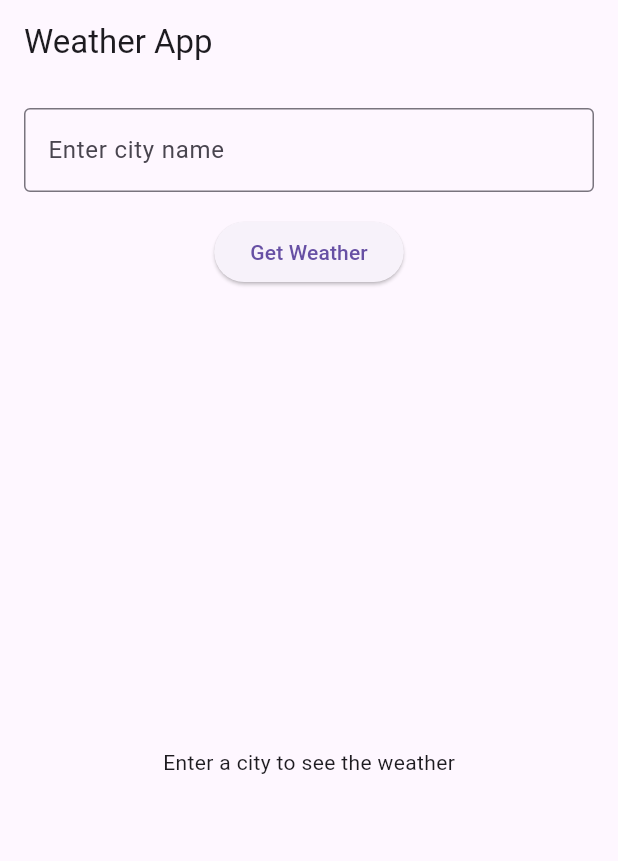
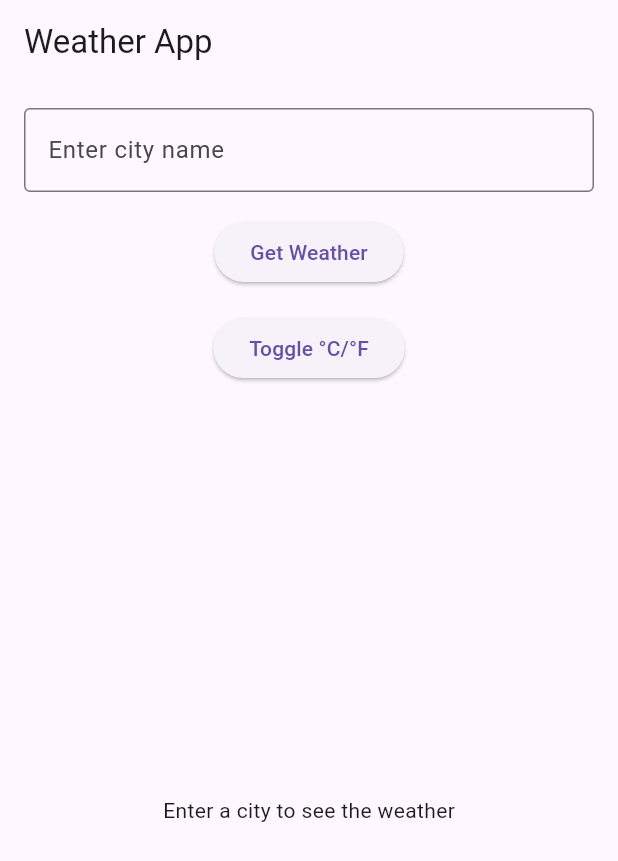
Before and after one commit to FaiqueMZM/weather-app, a Flutter app: the screen it shows after launch, on a phone screen of 412 x 824 dp. Shown: the top 861 px of the screen. Run offline on Flutter 3.47's test engine with Material 3 defaults, Android fonts, the phone set to English and light mode, and no system bars; our stand-ins replace equatable, flutter_bloc, flutter_dotenv.

Commit message:
added faorecast and toggle temperature

```diff
--- a/lib/bloc/weather_event.dart
+++ b/lib/bloc/weather_event.dart
@@ -24,3 +24,19 @@ class FetchCitySuggestions extends WeatherEvent {
   @override
   List<Object> get props => [query];
 }
+
+class ToggleTemperatureUnit extends WeatherEvent {
+  const ToggleTemperatureUnit();
+
+  @override
+  List<Object> get props => [];
+}
+
+class FetchWeatherAndForecast extends WeatherEvent {
+  final String city;
+
+  const FetchWeatherAndForecast(this.city);
+
+  @override
+  List<Object> get props => [city];
+}
--- a/lib/bloc/weather_state.dart
+++ b/lib/bloc/weather_state.dart
@@ -2,40 +2,53 @@ import 'package:equatable/equatable.dart';
 import 'package:weather_app/models/city_suggestions.dart';
 import 'package:weather_app/models/weather.dart';
 
+enum TemperatureUnit { celsius, fahrenheit }
+
 abstract class WeatherState extends Equatable {
-  const WeatherState();
+  final TemperatureUnit unit;
+  const WeatherState({this.unit = TemperatureUnit.celsius});
 
   @override
-  List<Object> get props => [];
+  List<Object> get props => [unit];
 }
 
-class WeatherInitial extends WeatherState {}
+class WeatherInitial extends WeatherState {
+  const WeatherInitial({super.unit});
+}
 
-class WeatherLoading extends WeatherState {}
+class WeatherLoading extends WeatherState {
+  const WeatherLoading({super.unit});
+}
 
 class WeatherLoaded extends WeatherState {
   final Weather weather;
-
-  const WeatherLoaded(this.weather);
+  const WeatherLoaded(this.weather, {super.unit});
 
   @override
-  List<Object> get props => [weather];
+  List<Object> get props => [weather, unit];
+}
+
+class WeatherForecastLoaded extends WeatherState {
+  final Weather currentWeather;
+  final List<Weather> forecast;
+  const WeatherForecastLoaded(this.currentWeather, this.forecast, {super.unit});
+
+  @override
+  List<Object> get props => [currentWeather, forecast, unit];
 }
 
 class WeatherError extends WeatherState {
   final String message;
-
-  const WeatherError(this.message);
+  const WeatherError(this.message, {super.unit});
 
   @override
-  List<Object> get props => [message];
+  List<Object> get props => [message, unit];
 }
 
 class CitySuggestionsLoaded extends WeatherState {
   final List<CitySuggestion> suggestions;
-
-  const CitySuggestionsLoaded(this.suggestions);
+  const CitySuggestionsLoaded(this.suggestions, {super.unit});
 
   @override
-  List<Object> get props => [suggestions];
+  List<Object> get props => [suggestions, unit];
 }
--- a/lib/models/weather.dart
+++ b/lib/models/weather.dart
@@ -1,22 +1,38 @@
 class Weather {
   final String city;
-  final double temperature;
+  final double temperatureCelsius;
+  final double temperatureFahrenheit;
   final String condition;
   final String iconUrl;
+  final String date;
 
   Weather({
     required this.city,
-    required this.temperature,
+    required this.temperatureCelsius,
+    required this.temperatureFahrenheit,
     required this.condition,
     required this.iconUrl,
+    required this.date,
   });
 
   factory Weather.fromJson(Map<String, dynamic> json) {
+    // Handle both current weather and forecast JSON
+    final isForecast = json.containsKey('date');
     return Weather(
-      city: json['location']['name'] as String,
-      temperature: (json['current']['temp_c'] as num).toDouble(),
-      condition: json['current']['condition']['text'] as String,
-      iconUrl: 'https:${json['current']['condition']['icon']}',
+      city: isForecast ? '' : json['location']['name'] as String,
+      temperatureCelsius: isForecast
+          ? (json['day']['avgtemp_c'] as num).toDouble()
+          : (json['current']['temp_c'] as num).toDouble(),
+      temperatureFahrenheit: isForecast
+          ? (json['day']['avgtemp_f'] as num).toDouble()
+          : (json['current']['temp_f'] as num).toDouble(),
+      condition: isForecast
+          ? json['day']['condition']['text'] as String
+          : json['current']['condition']['text'] as String,
+      iconUrl: isForecast
+          ? 'https:${json['day']['condition']['icon']}'
+          : 'https:${json['current']['condition']['icon']}',
+      date: isForecast ? json['date'] as String : '',
     );
   }
 
@@ -26,14 +42,18 @@ class Weather {
       other is Weather &&
           runtimeType == other.runtimeType &&
           city == other.city &&
-          temperature == other.temperature &&
+          temperatureCelsius == other.temperatureCelsius &&
+          temperatureFahrenheit == other.temperatureFahrenheit &&
           condition == other.condition &&
-          iconUrl == other.iconUrl;
+          iconUrl == other.iconUrl &&
+          date == other.date;
 
   @override
   int get hashCode =>
       city.hashCode ^
-      temperature.hashCode ^
+      temperatureCelsius.hashCode ^
+      temperatureFahrenheit.hashCode ^
       condition.hashCode ^
-      iconUrl.hashCode;
+      iconUrl.hashCode ^
+      date.hashCode;
 }
--- a/lib/screens/weather_screen.dart
+++ b/lib/screens/weather_screen.dart
@@ -52,14 +52,18 @@ class _WeatherScreenState extends State<WeatherScreen> {
                       ),
                       onSubmitted: (value) {
                         if (value.isNotEmpty) {
-                          context.read<WeatherBloc>().add(FetchWeather(value));
+                          context.read<WeatherBloc>().add(
+                            FetchWeatherAndForecast(value),
+                          );
                         }
                       },
                     );
                   },
               onSelected: (CitySuggestion selection) {
                 _cityController.text = selection.name;
-                context.read<WeatherBloc>().add(FetchWeather(selection.name));
+                context.read<WeatherBloc>().add(
+                  FetchWeatherAndForecast(selection.name),
+                );
               },
             ),
             const SizedBox(height: 16),
@@ -67,11 +71,18 @@ class _WeatherScreenState extends State<WeatherScreen> {
               onPressed: () {
                 if (_cityController.text.isNotEmpty) {
                   context.read<WeatherBloc>().add(
-                    FetchWeather(_cityController.text),
+                    FetchWeatherAndForecast(_cityController.text),
                   );
                 }
               },
               child: const Text('Get Weather'),
+            ),
+            const SizedBox(height: 16),
+            ElevatedButton(
+              onPressed: () {
+                context.read<WeatherBloc>().add(const ToggleTemperatureUnit());
+              },
+              child: const Text('Toggle °C/°F'),
             ),
             const SizedBox(height: 16),
             Expanded(
@@ -97,7 +108,9 @@ class _WeatherScreenState extends State<WeatherScreen> {
                             ),
                           ),
                           Text(
-                            '${state.weather.temperature}°C',
+                            state.unit == TemperatureUnit.celsius
+                                ? '${state.weather.temperatureCelsius}°C'
+                                : '${state.weather.temperatureFahrenheit}°F',
                             style: const TextStyle(fontSize: 32),
                           ),
                           Text(
@@ -110,6 +123,84 @@ class _WeatherScreenState extends State<WeatherScreen> {
                             height: 64,
                             errorBuilder: (context, error, stackTrace) =>
                                 const Icon(Icons.error),
+                          ),
+                        ],
+                      ),
+                    );
+                  } else if (state is WeatherForecastLoaded) {
+                    return SingleChildScrollView(
+                      child: Column(
+                        children: [
+                          // Current Weather
+                          Center(
+                            child: Column(
+                              mainAxisAlignment: MainAxisAlignment.center,
+                              children: [
+                                Text(
+                                  state.currentWeather.city,
+                                  style: const TextStyle(
+                                    fontSize: 24,
+                                    fontWeight: FontWeight.bold,
+                                  ),
+                                ),
+                                Text(
+                                  state.unit == TemperatureUnit.celsius
+                                      ? '${state.currentWeather.temperatureCelsius}°C'
+                                      : '${state.currentWeather.temperatureFahrenheit}°F',
+                                  style: const TextStyle(fontSize: 32),
+                                ),
+                                Text(
+                                  state.currentWeather.condition,
+                                  style: const TextStyle(fontSize: 20),
+                                ),
+                                Image.network(
+                                  state.currentWeather.iconUrl,
+                                  width: 64,
+                                  height: 64,
+                                  errorBuilder: (context, error, stackTrace) =>
+                                      const Icon(Icons.error),
+                                ),
+                              ],
+                            ),
+                          ),
+                          const SizedBox(height: 16),
+                          // 5-Day Forecast
+                          SizedBox(
+                            height: 120,
+                            child: ListView.builder(
+                              scrollDirection: Axis.horizontal,
+                              itemCount: state.forecast.length,
+                              itemBuilder: (context, index) {
+                                final forecast = state.forecast[index];
+                                return Card(
+                                  child: Padding(
+                                    padding: const EdgeInsets.all(8.0),
+                                    child: Column(
+                                      children: [
+                                        Text(
+                                          forecast.date,
+                                          style: const TextStyle(fontSize: 16),
+                                        ),
+                                        Image.network(
+                                          forecast.iconUrl,
+                                          width: 40,
+                                          height: 40,
+                                          errorBuilder:
+                                              (context, error, stackTrace) =>
+                                                  const Icon(Icons.error),
+                                        ),
+                                        Text(
+                                          state.unit == TemperatureUnit.celsius
+                                              ? '${forecast.temperatureCelsius}°C'
+                                              : '${forecast.temperatureFahrenheit}°F',
+                                          style: const TextStyle(fontSize: 16),
+                                        ),
+                                      ],
+                                    ),
+                                  ),
+                                );
+                              },
+                            ),
                           ),
                         ],
                       ),
```
Also changed, not shown: lib/api/weather_api_client.dart (+16 -0 lines), lib/bloc/weather_bloc.dart (+61 -7 lines).
